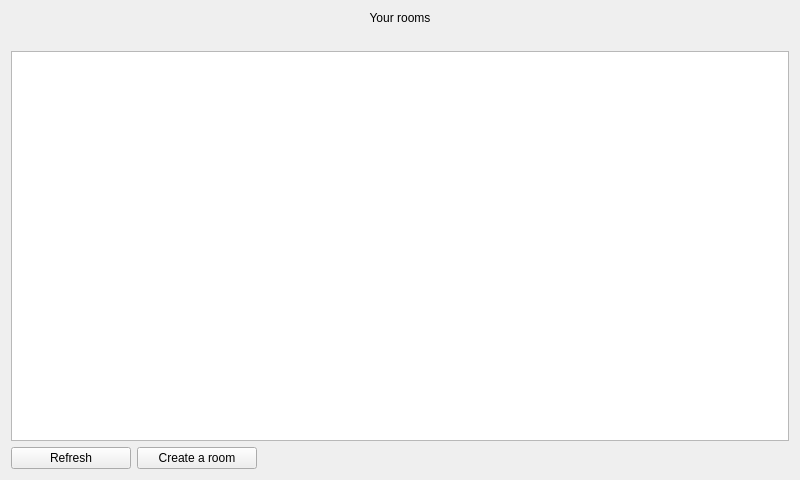
This is client/src/MainPage.ui in cpp-park-vk-education/2023_1_C-- as Qt 5 draws it before an edit. The edited form follows.
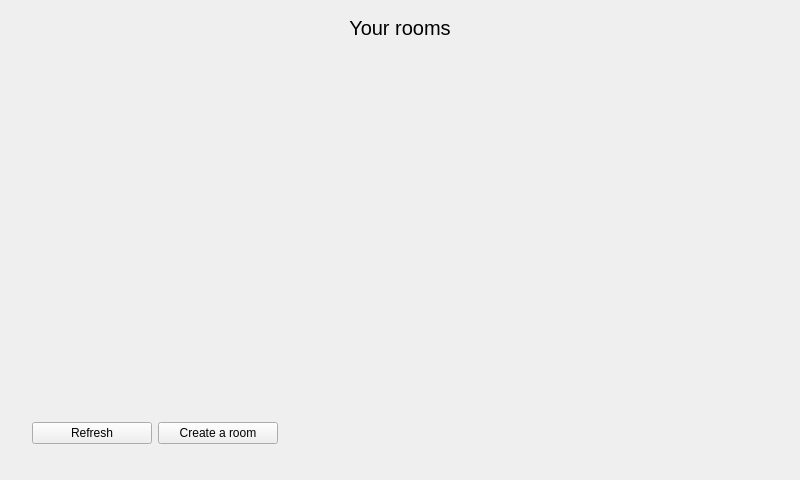
This is the edited form.

```diff
--- a/client/src/MainPage.ui
+++ b/client/src/MainPage.ui
@@ -13,11 +13,26 @@
   <property name="windowTitle">
    <string>Form</string>
   </property>
+  <property name="styleSheet">
+   <string notr="true"/>
+  </property>
   <layout class="QVBoxLayout" name="verticalLayout">
+   <property name="leftMargin">
+    <number>32</number>
+   </property>
+   <property name="topMargin">
+    <number>16</number>
+   </property>
+   <property name="rightMargin">
+    <number>32</number>
+   </property>
+   <property name="bottomMargin">
+    <number>16</number>
+   </property>
    <item>
     <widget class="QLabel" name="label">
      <property name="styleSheet">
-      <string notr="true"/>
+      <string notr="true">font-size: 20px;</string>
      </property>
      <property name="text">
       <string>Your rooms</string>
@@ -27,23 +42,25 @@
      </property>
     </widget>
    </item>
-   <item>
-    <widget class="QLabel" name="errorLabel">
-     <property name="styleSheet">
-      <string notr="true">color: red;</string>
-     </property>
-     <property name="text">
-      <string/>
-     </property>
-    </widget>
-   </item>
    <item>
     <widget class="QListWidget" name="listWidget">
      <property name="enabled">
       <bool>true</bool>
      </property>
+     <property name="autoFillBackground">
+      <bool>true</bool>
+     </property>
      <property name="styleSheet">
-      <string notr="true">font-size: 20px;</string>
+      <string notr="true">QListWidget {
+	border: none;
+	padding: 20px;
+	background-color: transparent;
+	font: 18px &quot;&quot;;
+}
+QListWidget::item {
+	margin: 4px;
+}
+</string>
      </property>
      <property name="uniformItemSizes">
       <bool>false</bool>
@@ -102,6 +119,16 @@
      </item>
     </layout>
    </item>
+   <item>
+    <widget class="QLabel" name="errorLabel">
+     <property name="styleSheet">
+      <string notr="true">color: red;</string>
+     </property>
+     <property name="text">
+      <string/>
+     </property>
+    </widget>
+   </item>
   </layout>
  </widget>
  <resources/>
```
